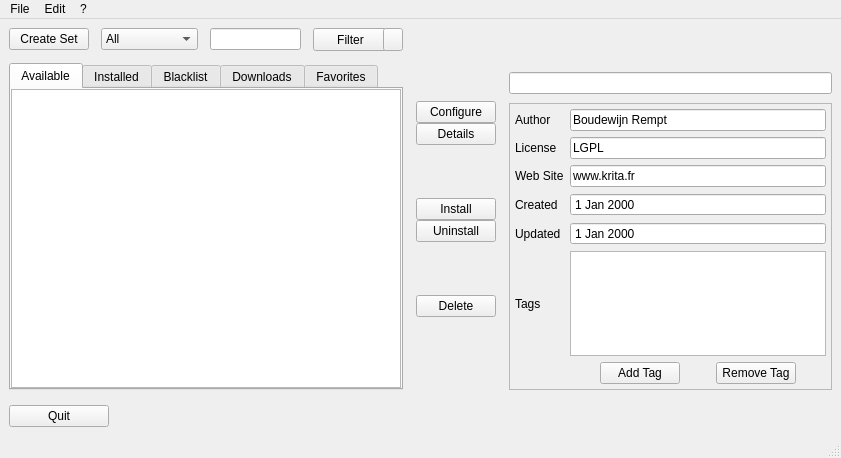
Before: the Qt Designer form krita/plugins/paintops/resourcemanager/KoResourceManagerWidget.ui in KDE/krita, drawn with Qt 5.
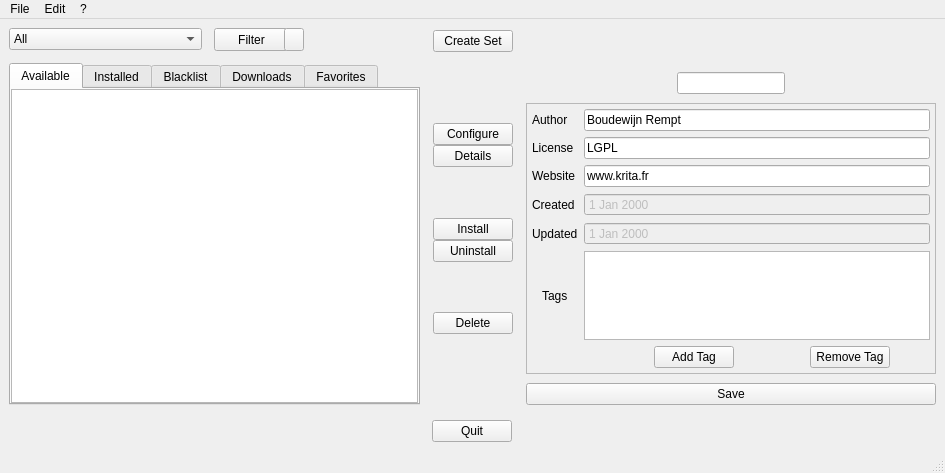
After: the same form once the commit is applied.

Diff of the .ui file:
```diff
--- a/krita/plugins/paintops/resourcemanager/KoResourceManagerWidget.ui
+++ b/krita/plugins/paintops/resourcemanager/KoResourceManagerWidget.ui
@@ -6,8 +6,8 @@
    <rect>
     <x>0</x>
     <y>0</y>
-    <width>841</width>
-    <height>458</height>
+    <width>945</width>
+    <height>473</height>
    </rect>
   </property>
   <property name="windowTitle">
@@ -30,7 +30,73 @@
         </property>
         <item>
          <layout class="QGridLayout" name="gridLayout">
-          <item row="0" column="4">
+          <item row="0" column="0">
+           <widget class="QComboBox" name="comboBox">
+            <property name="currentIndex">
+             <number>0</number>
+            </property>
+            <property name="modelColumn">
+             <number>0</number>
+            </property>
+            <item>
+             <property name="text">
+              <string>All</string>
+             </property>
+            </item>
+            <item>
+             <property name="text">
+              <string>Bundles</string>
+             </property>
+            </item>
+            <item>
+             <property name="text">
+              <string>Brushes</string>
+             </property>
+            </item>
+            <item>
+             <property name="text">
+              <string>Gradients</string>
+             </property>
+            </item>
+            <item>
+             <property name="text">
+              <string>Pt. Presets</string>
+             </property>
+            </item>
+            <item>
+             <property name="text">
+              <string>Palettes</string>
+             </property>
+            </item>
+            <item>
+             <property name="text">
+              <string>Patterns</string>
+             </property>
+            </item>
+            <item>
+             <property name="text">
+              <string>Workspaces</string>
+             </property>
+            </item>
+           </widget>
+          </item>
+          <item row="0" column="2">
+           <spacer name="horizontalSpacer">
+            <property name="orientation">
+             <enum>Qt::Horizontal</enum>
+            </property>
+            <property name="sizeType">
+             <enum>QSizePolicy::Maximum</enum>
+            </property>
+            <property name="sizeHint" stdset="0">
+             <size>
+              <width>13</width>
+              <height>22</height>
+             </size>
+            </property>
+           </spacer>
+          </item>
+          <item row="0" column="1">
            <widget class="QWidget" name="widget" native="true">
             <property name="minimumSize">
              <size>
@@ -78,76 +144,6 @@
             </widget>
            </widget>
           </item>
-          <item row="0" column="1">
-           <spacer name="horizontalSpacer">
-            <property name="orientation">
-             <enum>Qt::Horizontal</enum>
-            </property>
-            <property name="sizeType">
-             <enum>QSizePolicy::Maximum</enum>
-            </property>
-            <property name="sizeHint" stdset="0">
-             <size>
-              <width>13</width>
-              <height>22</height>
-             </size>
-            </property>
-           </spacer>
-          </item>
-          <item row="0" column="0">
-           <widget class="QPushButton" name="pushButton_2">
-            <property name="text">
-             <string>Create Set</string>
-            </property>
-           </widget>
-          </item>
-          <item row="0" column="2">
-           <widget class="QComboBox" name="comboBox">
-            <item>
-             <property name="text">
-              <string>All</string>
-             </property>
-            </item>
-            <item>
-             <property name="text">
-              <string>Sets</string>
-             </property>
-            </item>
-            <item>
-             <property name="text">
-              <string>Brushes</string>
-             </property>
-            </item>
-            <item>
-             <property name="text">
-              <string>Gradients</string>
-             </property>
-            </item>
-            <item>
-             <property name="text">
-              <string>Pt. Presets</string>
-             </property>
-            </item>
-            <item>
-             <property name="text">
-              <string>Palettes</string>
-             </property>
-            </item>
-            <item>
-             <property name="text">
-              <string>Patterns</string>
-             </property>
-            </item>
-            <item>
-             <property name="text">
-              <string>Workspaces</string>
-             </property>
-            </item>
-           </widget>
-          </item>
-          <item row="0" column="3">
-           <widget class="QLineEdit" name="lineEdit"/>
-          </item>
          </layout>
         </item>
         <item>
@@ -388,24 +384,34 @@
       </item>
       <item>
        <layout class="QVBoxLayout" name="verticalLayout_3">
+        <property name="topMargin">
+         <number>2</number>
+        </property>
         <item>
-         <spacer name="verticalSpacer">
-          <property name="orientation">
-           <enum>Qt::Vertical</enum>
+         <widget class="QPushButton" name="pushButton_2">
+          <property name="text">
+           <string>Create Set</string>
           </property>
-          <property name="sizeType">
-           <enum>QSizePolicy::Fixed</enum>
-          </property>
-          <property name="sizeHint" stdset="0">
-           <size>
-            <width>20</width>
-            <height>20</height>
-           </size>
-          </property>
-         </spacer>
+         </widget>
         </item>
         <item>
          <layout class="QVBoxLayout" name="verticalLayout_2">
+          <item>
+           <spacer name="verticalSpacer">
+            <property name="orientation">
+             <enum>Qt::Vertical</enum>
+            </property>
+            <property name="sizeType">
+             <enum>QSizePolicy::Fixed</enum>
+            </property>
+            <property name="sizeHint" stdset="0">
+             <size>
+              <width>20</width>
+              <height>20</height>
+             </size>
+            </property>
+           </spacer>
+          </item>
           <item>
            <spacer name="verticalSpacer_3">
             <property name="orientation">
@@ -611,7 +617,7 @@
          </item>
          <item>
           <layout class="QHBoxLayout" name="horizontalLayout_4">
-           <item>
+           <item alignment="Qt::AlignHCenter">
             <widget class="QLineEdit" name="lineEdit_5"/>
            </item>
           </layout>
@@ -626,8 +632,8 @@
              <rect>
               <x>0</x>
               <y>0</y>
-              <width>324</width>
-              <height>267</height>
+              <width>391</width>
+              <height>258</height>
              </rect>
             </property>
             <layout class="QGridLayout" name="gridLayout_3">
@@ -646,12 +652,15 @@
              <item row="2" column="0">
               <widget class="QLabel" name="label_5">
                <property name="text">
-                <string>Web Site</string>
+                <string>Website</string>
                </property>
               </widget>
              </item>
              <item row="4" column="1">
               <widget class="QDateEdit" name="dateEdit_2">
+               <property name="enabled">
+                <bool>false</bool>
+               </property>
                <property name="buttonSymbols">
                 <enum>QAbstractSpinBox::NoButtons</enum>
                </property>
@@ -668,6 +677,9 @@
                  <day>1</day>
                 </datetime>
                </property>
+               <property name="calendarPopup">
+                <bool>false</bool>
+               </property>
               </widget>
              </item>
              <item row="0" column="1">
@@ -691,6 +703,13 @@
                </property>
               </widget>
              </item>
+             <item row="5" column="0" alignment="Qt::AlignHCenter">
+              <widget class="QLabel" name="label_8">
+               <property name="text">
+                <string>Tags</string>
+               </property>
+              </widget>
+             </item>
              <item row="4" column="0">
               <widget class="QLabel" name="label_7">
                <property name="text">
@@ -698,12 +717,8 @@
                </property>
               </widget>
              </item>
-             <item row="5" column="0">
-              <widget class="QLabel" name="label_8">
-               <property name="text">
-                <string>Tags</string>
-               </property>
-              </widget>
+             <item row="5" column="1">
+              <widget class="QListWidget" name="listWidget"/>
              </item>
              <item row="0" column="0">
               <widget class="QLabel" name="label_3">
@@ -720,6 +735,9 @@
              </item>
              <item row="3" column="1">
               <widget class="QDateEdit" name="dateEdit">
+               <property name="enabled">
+                <bool>false</bool>
+               </property>
                <property name="buttonSymbols">
                 <enum>QAbstractSpinBox::NoButtons</enum>
                </property>
@@ -806,12 +824,19 @@
            </widget>
           </widget>
          </item>
+         <item>
+          <widget class="QPushButton" name="pushButton_12">
+           <property name="text">
+            <string>Save</string>
+           </property>
+          </widget>
+         </item>
         </layout>
        </widget>
       </item>
      </layout>
     </item>
-    <item>
+    <item alignment="Qt::AlignHCenter">
      <widget class="QPushButton" name="pushButton_3">
       <property name="maximumSize">
        <size>
@@ -831,7 +856,7 @@
     <rect>
      <x>0</x>
      <y>0</y>
-     <width>841</width>
+     <width>945</width>
      <height>20</height>
     </rect>
    </property>
```
Left out of the diff: 3 changed lines with no effect on the pictures.
